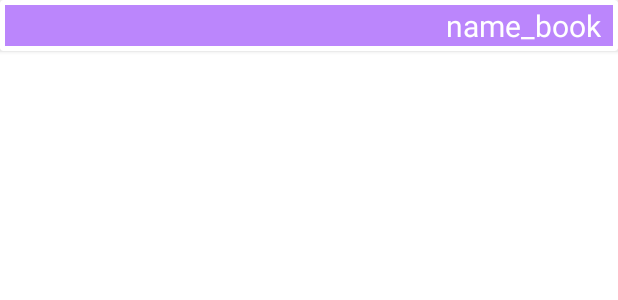
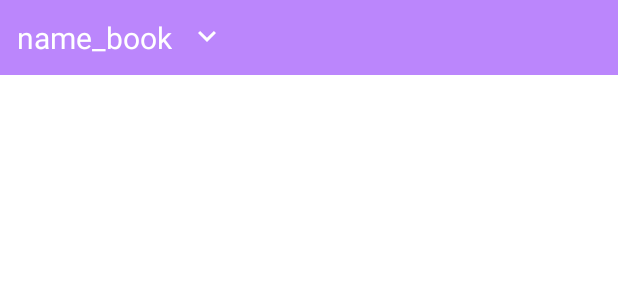
Before and after one commit to DaniMiracles/PrivateBibleApp, an Android app: the layout testament.xml on its own in the app's theme, with its tools: preview values and no code run, on a phone screen of 412 x 824 dp. Shown: the top 300 px of the screen. Run offline under Robolectric (Android 15) with nearby library versions, the phone set to English and light mode, and no system bars.

Commit message:
collapse and expand headers (OT,NT)

```diff
--- /dev/null
+++ b/app/src/main/java/com/example/privatebibleapp/Matcher.kt
@@ -0,0 +1,5 @@
+package com.example.privatebibleapp
+
+interface Matcher<T> {
+    fun matches(arg: T): Boolean
+}
--- a/app/src/main/java/com/example/privatebibleapp/core/BibleApp.kt
+++ b/app/src/main/java/com/example/privatebibleapp/core/BibleApp.kt
@@ -3,6 +3,7 @@ package com.example.privatebibleapp.core
 import android.app.Application
 import com.example.privatebibleapp.BooksCommunication
 import com.example.privatebibleapp.BooksViewModel
+import com.example.privatebibleapp.UiDataCache
 import com.example.privatebibleapp.dataBooks.BookRepository
 import com.example.privatebibleapp.dataBooks.BooksDataToDomainMapper
 import com.example.privatebibleapp.dataBooks.ToBookDataMapper
@@ -75,7 +76,8 @@ class BibleApp : Application() {
         booksViewModel = BooksViewModel(
             booksInteractor,
             BooksDomainToUiMapper.Base(manageResources, BookDomainToUiMapper.Base(manageResources)),
-            booksCommunication
+            booksCommunication,
+            UiDataCache.Base()
         )
 
 
--- a/app/src/main/java/com/example/privatebibleapp/presenterBooks/BooksDomainToUiMapper.kt
+++ b/app/src/main/java/com/example/privatebibleapp/presenterBooks/BooksDomainToUiMapper.kt
@@ -16,8 +16,8 @@ interface BooksDomainToUiMapper : Abstract.Mapper {
     ) : BooksDomainToUiMapper {
 
         override fun map(listBookDomain: List<BookDomain>): BooksUi =
-            BooksUi.Success(listBookDomain, bookDomainToUiMapper)
-
+            BooksUi.Success(listBookDomain.map {
+                    bookDomain -> bookDomain.map(bookDomainToUiMapper) })
 
         override fun map(errorType: ErrorType): BooksUi = BooksUi.Fail(errorType, manageResources)
     }
--- /dev/null
+++ b/app/src/main/res/drawable-v24/expand_more_px.xml
@@ -0,0 +1,10 @@
+<vector xmlns:android="http://schemas.android.com/apk/res/android"
+    android:width="24dp"
+    android:height="24dp"
+    android:viewportWidth="960"
+    android:viewportHeight="960"
+    android:tint="?attr/colorControlNormal">
+  <path
+      android:fillColor="@android:color/white"
+      android:pathData="M480,615L240,375L296,319L480,503L664,319L720,375L480,615Z"/>
+</vector>
--- a/app/src/main/res/layout/testament.xml
+++ b/app/src/main/res/layout/testament.xml
@@ -1,19 +1,31 @@
 <?xml version="1.0" encoding="utf-8"?>
-<androidx.cardview.widget.CardView xmlns:android="http://schemas.android.com/apk/res/android"
+<LinearLayout xmlns:android="http://schemas.android.com/apk/res/android"
+    xmlns:app="http://schemas.android.com/apk/res-auto"
     android:id="@+id/cardViewNameBook"
+    android:orientation="horizontal"
     android:layout_width="match_parent"
+    android:background="@color/purple_200"
     android:layout_height="wrap_content">
 
     <TextView
         android:id="@+id/nameBook"
-        android:layout_width="match_parent"
+        android:layout_width="wrap_content"
         android:layout_height="wrap_content"
         android:layout_margin="3dp"
-        android:paddingRight="8dp"
+        android:padding="8dp"
         android:gravity="end"
-        android:background="@color/purple_200"
         android:text="@string/name_book"
         android:textColor="@color/white"
         android:textSize="20sp" />
 
-</androidx.cardview.widget.CardView>
+
+    <ImageView
+        android:layout_width="wrap_content"
+        android:layout_height="wrap_content"
+        android:src="@drawable/expand_more_px"
+        android:id="@+id/collapseView"
+        android:layout_gravity="center"
+        app:tint="@color/white" />
+
+
+</LinearLayout>
```
Also changed, not shown: app/src/main/java/com/example/privatebibleapp/BibleAdapter.kt (+40 -23 lines), app/src/main/java/com/example/privatebibleapp/BooksViewModel.kt (+11 -4 lines), app/src/main/java/com/example/privatebibleapp/CollapseListener.kt (added, +7 -0 lines), app/src/main/java/com/example/privatebibleapp/Collapsing.kt (added, +9 -0 lines), app/src/main/java/com/example/privatebibleapp/MainActivity.kt (+7 -1 lines), app/src/main/java/com/example/privatebibleapp/UiDataCache.kt (added, +48 -0 lines), app/src/main/java/com/example/privatebibleapp/presenterBooks/BookUi.kt (+23 -7 lines), app/src/main/java/com/example/privatebibleapp/presenterBooks/BooksUi.kt (+5 -11 lines), app/src/main/java/com/example/privatebibleapp/presenterBooks/CollapseMapper.kt (added, +7 -0 lines), app/src/main/java/com/example/privatebibleapp/presenterBooks/StringMapper.kt (added, +7 -0 lines), app/src/main/res/drawable-v24/expand_less_px.xml (added, +10 -0 lines), app/src/main/res/layout/bible_books.xml (+4 -3 lines).
